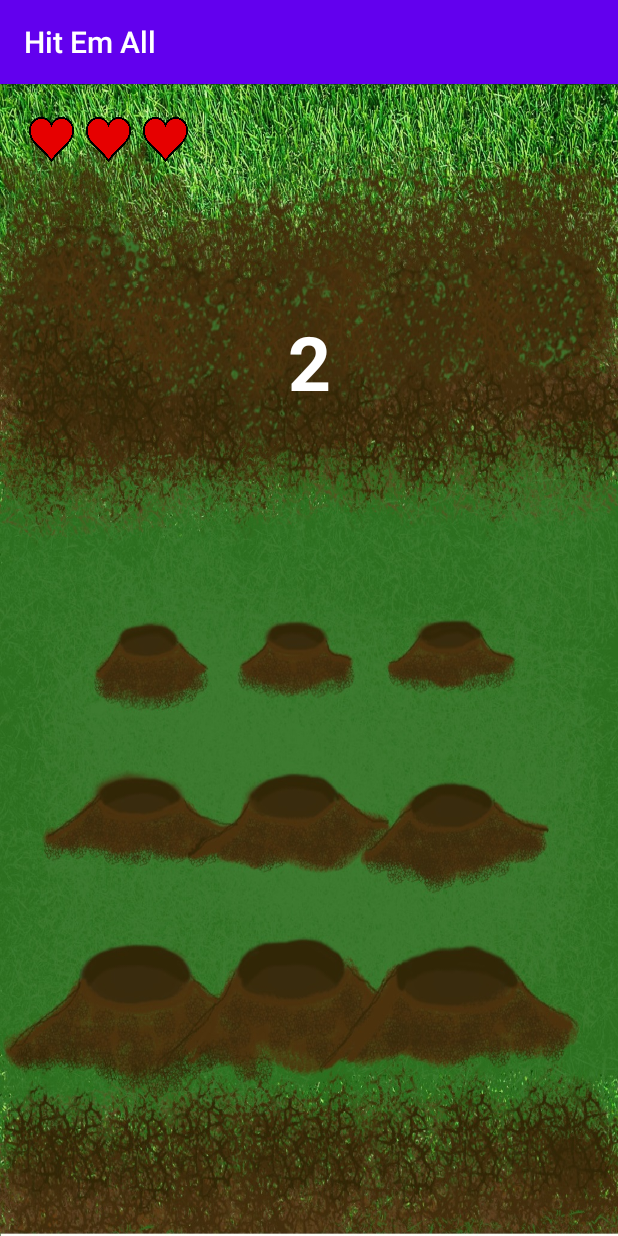
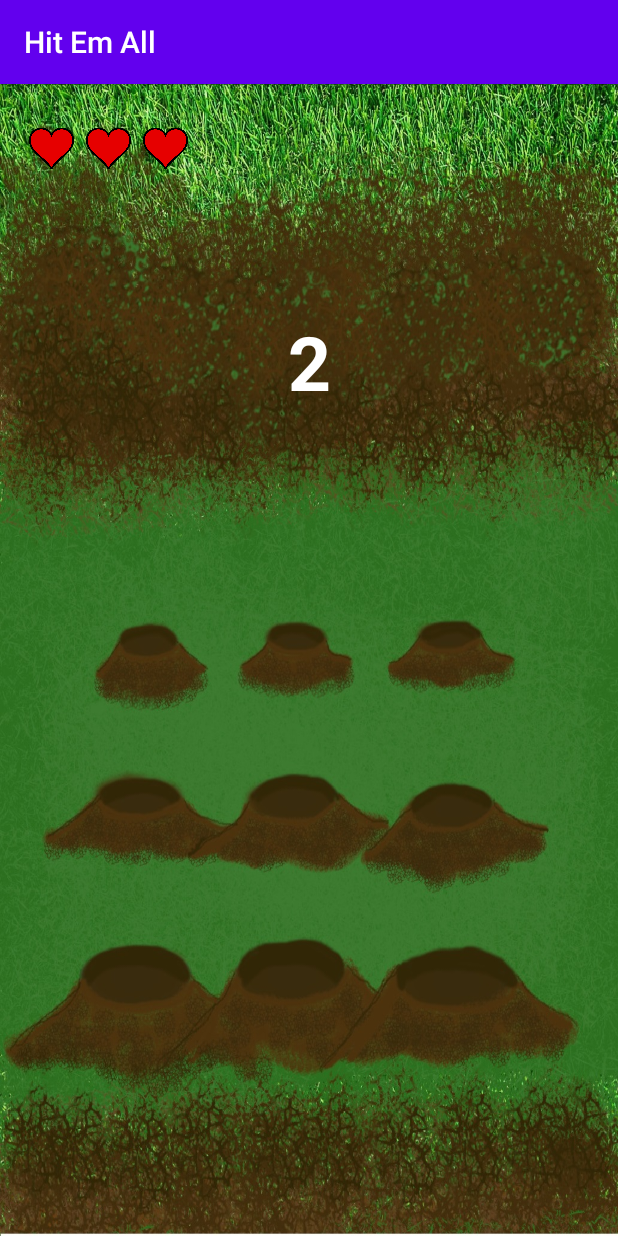
Before and after one commit to akritidi/Hit-Em-All, an Android app: the GameActivity screen opened directly, with no data from a screen before it, on a phone screen of 412 x 824 dp. Run offline under Robolectric (Android 15) with nearby library versions, the phone set to English and light mode, and no system bars.

Commit message:
διορθώσεις - σχόλια

```diff
--- a/app/src/main/java/com/example/myapplication/GameActivity.java
+++ b/app/src/main/java/com/example/myapplication/GameActivity.java
@@ -18,6 +18,7 @@ import android.view.Gravity;
 import android.view.MotionEvent;
 import android.view.View;
 import android.widget.ImageButton;
+import android.widget.ImageView;
 import android.widget.TextView;
 import android.widget.Toast;
 import android.widget.ToggleButton;
@@ -35,7 +36,8 @@ public class GameActivity extends AppCompatActivity implements View.OnClickListe
     private Toast backToast;
     private ImageButton[] arrayOfButtons;
     private int lives,r,score,sumOfMoles,arrivalTime,hideTime,pauseCounter;
-    private TextView countdownText,scoreText,livesText,livesText2,livesText3;
+    private TextView countdownText,scoreText;
+    private ImageView lives1, lives2, lives3;
     private Handler mHandler3;
     private ToggleButton pauseButton;
     static boolean soundsPlaying=true;
@@ -64,10 +66,13 @@ public class GameActivity extends AppCompatActivity implements View.OnClickListe
         backPressed=false;
         scoreText = findViewById(R.id.textScore);
 
+        lives1=findViewById(R.id.imageView1);
+        lives2=findViewById(R.id.imageView2);
+        lives3=findViewById(R.id.imageView3);
+
+
         lives=3;
-        livesText = findViewById(R.id.textLives);
-        livesText2 = findViewById(R.id.textLives2);
-        livesText3 = findViewById(R.id.textLives3);
+
 
         gameFinished = false;
         countdownFinished = false;
@@ -275,13 +280,13 @@ public class GameActivity extends AppCompatActivity implements View.OnClickListe
     public void updateLives(){
         lives--;
         if(lives==2){
-            livesText3.setVisibility(View.GONE);
+            lives3.setVisibility(ImageView.GONE);
         }
         else if(lives==1){
-            livesText2.setVisibility(View.GONE);
+            lives2.setVisibility(ImageView.GONE);
         }
         else if(lives==0){
-            livesText.setVisibility(View.GONE);
+            lives1.setVisibility(ImageView.GONE);
             gameFinished=true;
             openGameOverActivity();                      //telos paixnidiou
         }
--- a/app/src/main/res/layout/activity_game.xml
+++ b/app/src/main/res/layout/activity_game.xml
@@ -8,53 +8,8 @@
     android:background="@drawable/grassholes2"
     tools:context=".GameActivity">
 
-    <TextView
-        android:id="@+id/textLives3"
-        android:layout_width="30dp"
-        android:layout_height="30dp"
-        android:background="@drawable/heart"
-        android:textAlignment="center"
-        android:textColor="#FFFFFF"
-        android:textSize="36sp"
-        android:textStyle="bold"
-        app:layout_constraintBottom_toBottomOf="parent"
-        app:layout_constraintEnd_toEndOf="parent"
-        app:layout_constraintHorizontal_bias="0.25"
-        app:layout_constraintStart_toStartOf="parent"
-        app:layout_constraintTop_toTopOf="parent"
-        app:layout_constraintVertical_bias="0.029999971" />
 
-    <TextView
-        android:id="@+id/textLives2"
-        android:layout_width="30dp"
-        android:layout_height="30dp"
-        android:background="@drawable/heart"
-        android:textAlignment="center"
-        android:textColor="#FFFFFF"
-        android:textSize="36sp"
-        android:textStyle="bold"
-        app:layout_constraintBottom_toBottomOf="parent"
-        app:layout_constraintEnd_toEndOf="parent"
-        app:layout_constraintHorizontal_bias="0.15"
-        app:layout_constraintStart_toStartOf="parent"
-        app:layout_constraintTop_toTopOf="parent"
-        app:layout_constraintVertical_bias="0.029999971" />
 
-    <TextView
-        android:id="@+id/textLives"
-        android:layout_width="30dp"
-        android:layout_height="30dp"
-        android:background="@drawable/heart"
-        android:textAlignment="center"
-        android:textColor="#FFFFFF"
-        android:textSize="36sp"
-        android:textStyle="bold"
-        app:layout_constraintBottom_toBottomOf="parent"
-        app:layout_constraintEnd_toEndOf="parent"
-        app:layout_constraintHorizontal_bias="0.05"
-        app:layout_constraintStart_toStartOf="parent"
-        app:layout_constraintTop_toTopOf="parent"
-        app:layout_constraintVertical_bias="0.029999971" />
 
     <TextView
         android:id="@+id/textScore"
@@ -242,4 +197,47 @@
         app:layout_constraintTop_toTopOf="parent"
         app:layout_constraintVertical_bias="0.01999998" />
 
+    <ImageView
+        android:id="@+id/imageView3"
+        android:layout_width="30dp"
+        android:layout_height="42dp"
+        app:layout_constraintBottom_toBottomOf="parent"
+        app:layout_constraintEnd_toEndOf="parent"
+        app:layout_constraintHorizontal_bias="0.25"
+        app:layout_constraintStart_toStartOf="parent"
+        app:layout_constraintTop_toTopOf="parent"
+        app:layout_constraintVertical_bias="0.03"
+        app:srcCompat="@drawable/heart"
+        tools:ignore="ContentDescription"
+         />
+
+    <ImageView
+        android:id="@+id/imageView2"
+        android:layout_width="30dp"
+        android:layout_height="42dp"
+        app:layout_constraintBottom_toBottomOf="parent"
+        app:layout_constraintEnd_toEndOf="parent"
+        app:layout_constraintHorizontal_bias="0.15
+"
+        app:layout_constraintStart_toStartOf="parent"
+        app:layout_constraintTop_toTopOf="parent"
+        app:layout_constraintVertical_bias="0.03"
+        app:srcCompat="@drawable/heart"
+        tools:ignore="ContentDescription"/>
+    <ImageView
+        android:id="@+id/imageView1"
+        android:layout_width="30dp"
+        android:layout_height="42dp"
+        app:layout_constraintBottom_toBottomOf="parent"
+        app:layout_constraintEnd_toEndOf="parent"
+        app:layout_constraintHorizontal_bias="0.05
+"
+        app:layout_constraintStart_toStartOf="parent"
+        app:layout_constraintTop_toTopOf="parent"
+        app:layout_constraintVertical_bias="0.03"
+        app:srcCompat="@drawable/heart"
+        tools:ignore="ContentDescription"/>
+
+
+
 </androidx.constraintlayout.widget.ConstraintLayout>
```
